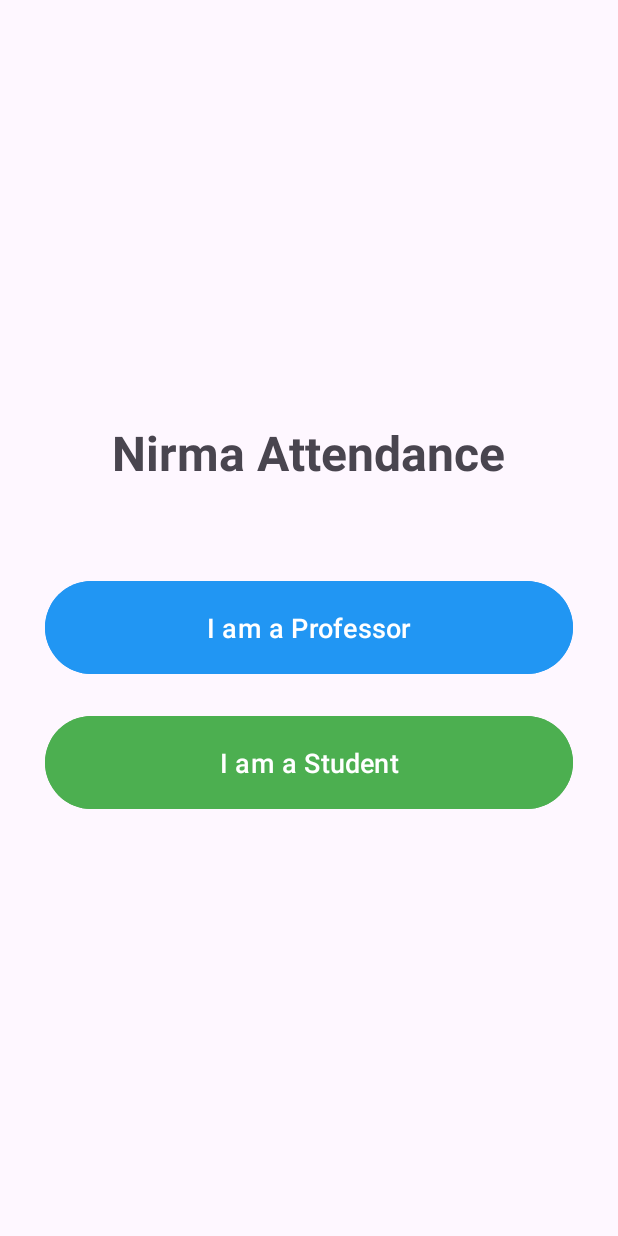
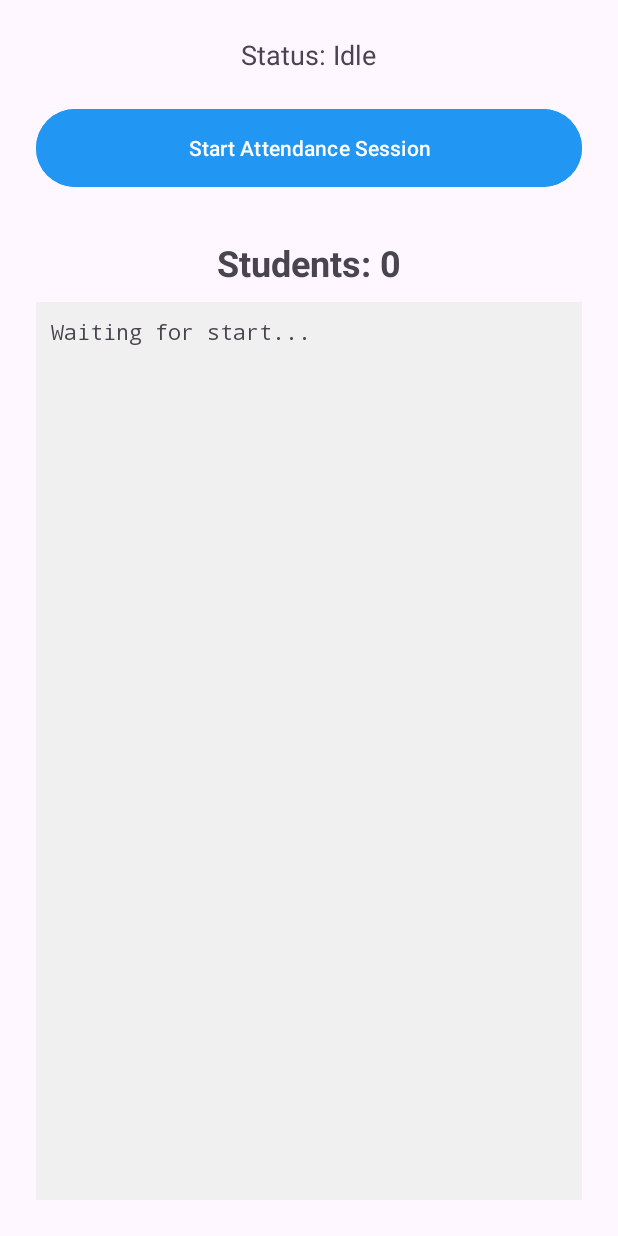
Before and after one commit to llumangll/ProximityAttendance, an Android app: the screen it shows after launch (MainActivity before the commit, ProfessorActivity after it), after a tap on "I am a Professor", on a phone screen of 412 x 824 dp. Run offline under Robolectric (Android 15) with nearby library versions, the phone set to English and light mode, and no system bars; libraries missing offline, so code that uses them is left out: com.google.android.gms.

Commit message:
Feat: Professor Broadcasting successfully started

```diff
--- a/app/src/main/java/com/nirma/attendance/MainActivity.java
+++ b/app/src/main/java/com/nirma/attendance/MainActivity.java
@@ -18,7 +18,8 @@ public class MainActivity extends AppCompatActivity {
         Button btnStudent = findViewById(R.id.btnStudent);
 
         btnProf.setOnClickListener(v -> {
-            Toast.makeText(MainActivity.this, "Professor Mode Selected", Toast.LENGTH_SHORT).show();
+            Intent intent = new Intent(MainActivity.this, ProfessorActivity.class);
+            startActivity(intent);
         });
 
         btnStudent.setOnClickListener(v -> {
--- /dev/null
+++ b/app/src/main/java/com/nirma/attendance/ProfessorActivity.java
@@ -0,0 +1,121 @@
+package com.nirma.attendance;
+
+import android.Manifest;
+import android.content.pm.PackageManager;
+import android.os.Build;
+import android.os.Bundle;
+import android.widget.Button;
+import android.widget.TextView;
+import androidx.annotation.NonNull;
+import androidx.appcompat.app.AppCompatActivity;
+import androidx.core.app.ActivityCompat;
+import androidx.core.content.ContextCompat;
+import com.google.android.gms.nearby.Nearby;
+import com.google.android.gms.nearby.connection.AdvertisingOptions;
+import com.google.android.gms.nearby.connection.ConnectionInfo;
+import com.google.android.gms.nearby.connection.ConnectionLifecycleCallback;
+import com.google.android.gms.nearby.connection.ConnectionResolution;
+import com.google.android.gms.nearby.connection.Payload;
+import com.google.android.gms.nearby.connection.PayloadCallback;
+import com.google.android.gms.nearby.connection.PayloadTransferUpdate;
+import com.google.android.gms.nearby.connection.Strategy;
+import java.nio.charset.StandardCharsets;
+import java.util.ArrayList;
+
+public class ProfessorActivity extends AppCompatActivity {
+
+    private static final String SERVICE_ID = "com.nirma.attendance";
+    private TextView statusText, logText, countText;
+    private Button btnStart;
+    private ArrayList<String> studentList = new ArrayList<>();
+
+    @Override
+    protected void onCreate(Bundle savedInstanceState) {
+        super.onCreate(savedInstanceState);
+        setContentView(R.layout.activity_professor);
+
+        statusText = findViewById(R.id.statusText);
+        logText = findViewById(R.id.logText);
+        countText = findViewById(R.id.countText);
+        btnStart = findViewById(R.id.btnStart);
+
+        btnStart.setOnClickListener(v -> {
+            if (hasPermissions()) {
+                startAdvertising();
+            } else {
+                requestPermissions();
+            }
+        });
+    }
+
+    private void startAdvertising() {
+        AdvertisingOptions options = new AdvertisingOptions.Builder().setStrategy(Strategy.P2P_STAR).build();
+
+        Nearby.getConnectionsClient(this)
+                .startAdvertising("Professor_Umang", SERVICE_ID, connectionLifecycleCallback, options)
+                .addOnSuccessListener((Void unused) -> {
+                    statusText.setText("Status: BROADCASTING 📡");
+                    btnStart.setEnabled(false);
+                    logText.setText("Classroom Open. Waiting for students...");
+                })
+                .addOnFailureListener((Exception e) -> {
+                    statusText.setText("Error: " + e.getMessage());
+                });
+    }
+
+    private final ConnectionLifecycleCallback connectionLifecycleCallback = new ConnectionLifecycleCallback() {
+        @Override
+        public void onConnectionInitiated(@NonNull String endpointId, @NonNull ConnectionInfo info) {
+            // Auto-Accept Connection
+            Nearby.getConnectionsClient(getApplicationContext()).acceptConnection(endpointId, payloadCallback);
+        }
+        @Override
+        public void onConnectionResult(@NonNull String endpointId, @NonNull ConnectionResolution result) {}
+        @Override
+        public void onDisconnected(@NonNull String endpointId) {}
+    };
+
+    private final PayloadCallback payloadCallback = new PayloadCallback() {
+        @Override
+        public void onPayloadReceived(@NonNull String endpointId, @NonNull Payload payload) {
+            String receivedData = new String(payload.asBytes(), StandardCharsets.UTF_8);
+            if (!studentList.contains(receivedData)) {
+                studentList.add(receivedData);
+                countText.setText("Students: " + studentList.size());
+                logText.append("\n✅ " + receivedData);
+
+                // Send "SUCCESS" back
+                Payload response = Payload.fromBytes("SUCCESS".getBytes(StandardCharsets.UTF_8));
+                Nearby.getConnectionsClient(getApplicationContext()).sendPayload(endpointId, response);
+            }
+        }
+        @Override
+        public void onPayloadTransferUpdate(@NonNull String endpointId, @NonNull PayloadTransferUpdate update) {}
+    };
+
+    private boolean hasPermissions() {
+        if (Build.VERSION.SDK_INT >= Build.VERSION_CODES.S) {
+            return ContextCompat.checkSelfPermission(this, Manifest.permission.BLUETOOTH_ADVERTISE) == PackageManager.PERMISSION_GRANTED &&
+                    ContextCompat.checkSelfPermission(this, Manifest.permission.ACCESS_FINE_LOCATION) == PackageManager.PERMISSION_GRANTED;
+        } else {
+            return ContextCompat.checkSelfPermission(this, Manifest.permission.ACCESS_FINE_LOCATION) == PackageManager.PERMISSION_GRANTED;
+        }
+    }
+
+    private void requestPermissions() {
+        if (Build.VERSION.SDK_INT >= Build.VERSION_CODES.S) {
+            ActivityCompat.requestPermissions(this, new String[]{
+                    Manifest.permission.BLUETOOTH_ADVERTISE,
+                    Manifest.permission.BLUETOOTH_CONNECT,
+                    Manifest.permission.BLUETOOTH_SCAN,
+                    Manifest.permission.ACCESS_FINE_LOCATION,
+                    Manifest.permission.ACCESS_COARSE_LOCATION
+            }, 100);
+        } else {
+            ActivityCompat.requestPermissions(this, new String[]{
+                    Manifest.permission.ACCESS_FINE_LOCATION,
+                    Manifest.permission.BLUETOOTH,
+            }, 100);
+        }
+    }
+}
--- /dev/null
+++ b/app/src/main/res/layout/activity_professor.xml
@@ -0,0 +1,46 @@
+<?xml version="1.0" encoding="utf-8"?>
+<LinearLayout xmlns:android="http://schemas.android.com/apk/res/android"
+    android:layout_width="match_parent"
+    android:layout_height="match_parent"
+    android:orientation="vertical"
+    android:padding="24dp"
+    android:gravity="center_horizontal">
+
+    <TextView
+        android:id="@+id/statusText"
+        android:layout_width="wrap_content"
+        android:layout_height="wrap_content"
+        android:text="Status: Idle"
+        android:textSize="18sp"
+        android:layout_marginBottom="20dp"/>
+
+    <Button
+        android:id="@+id/btnStart"
+        android:layout_width="match_parent"
+        android:layout_height="60dp"
+        android:text="Start Attendance Session"
+        android:backgroundTint="#2196F3"/>
+
+    <TextView
+        android:id="@+id/countText"
+        android:layout_width="wrap_content"
+        android:layout_height="wrap_content"
+        android:text="Students: 0"
+        android:textSize="24sp"
+        android:textStyle="bold"
+        android:layout_marginTop="30dp"/>
+
+    <ScrollView
+        android:layout_width="match_parent"
+        android:layout_height="match_parent"
+        android:layout_marginTop="10dp"
+        android:background="#F0F0F0"
+        android:padding="10dp">
+        <TextView
+            android:id="@+id/logText"
+            android:layout_width="match_parent"
+            android:layout_height="wrap_content"
+            android:text="Waiting for start..."
+            android:fontFamily="monospace"/>
+    </ScrollView>
+</LinearLayout>
```
Also changed, not shown: app/src/main/AndroidManifest.xml (+20 -3 lines).
